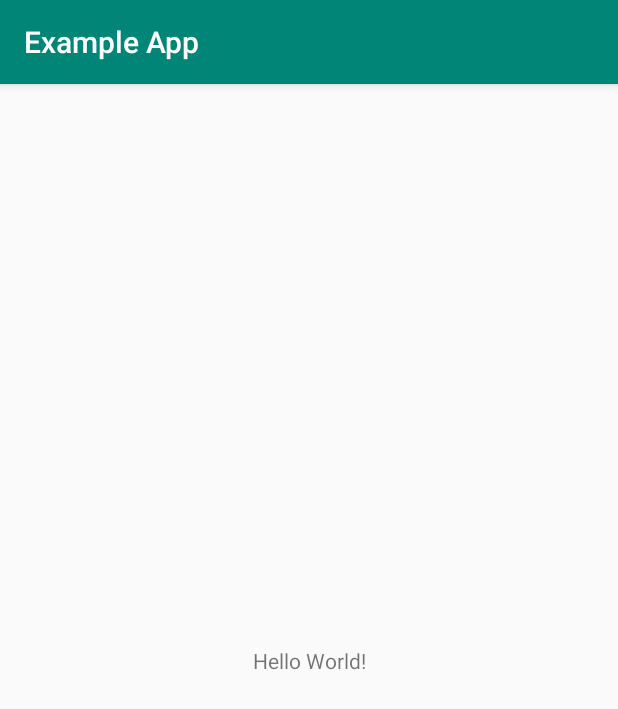
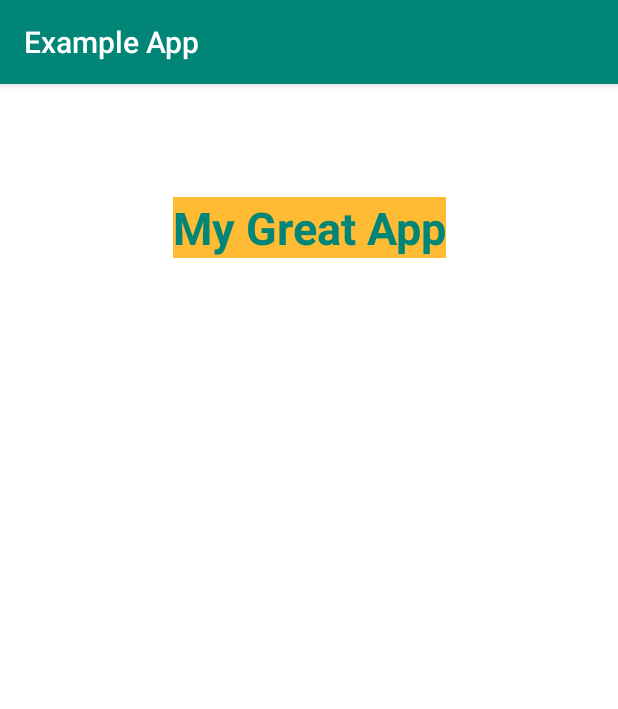
Before and after one commit to hui-andrew/android--example-app, an Android app: the screen it shows after launch (MainActivity), on a phone screen of 412 x 824 dp. Shown: the top 709 px of the screen. Run offline under Robolectric (Android 15) with nearby library versions, the phone set to English and light mode, and no system bars.

Commit message:
Added text: "My Great App"

```diff
--- a/app/src/main/res/layout/activity_main.xml
+++ b/app/src/main/res/layout/activity_main.xml
@@ -4,15 +4,26 @@
     xmlns:tools="http://schemas.android.com/tools"
     android:layout_width="match_parent"
     android:layout_height="match_parent"
-    tools:context=".MainActivity">
+    android:background="@android:color/background_light"
+    tools:context=".MainActivity" >
 
     <TextView
+        android:id="@+id/mygreatapp"
         android:layout_width="wrap_content"
         android:layout_height="wrap_content"
-        android:text="Hello World!"
+        android:layout_marginStart="177dp"
+        android:layout_marginLeft="177dp"
+        android:layout_marginTop="53dp"
+        android:layout_marginEnd="177dp"
+        android:layout_marginRight="177dp"
+        android:layout_marginBottom="630dp"
+        android:background="@android:color/holo_orange_light"
+        android:text="My Great App"
+        android:textColor="@color/colorPrimary"
+        android:textSize="30sp"
+        android:textStyle="bold"
         app:layout_constraintBottom_toBottomOf="parent"
-        app:layout_constraintLeft_toLeftOf="parent"
-        app:layout_constraintRight_toRightOf="parent"
+        app:layout_constraintEnd_toEndOf="parent"
+        app:layout_constraintStart_toStartOf="parent"
         app:layout_constraintTop_toTopOf="parent" />
-
 </android.support.constraint.ConstraintLayout>
```
